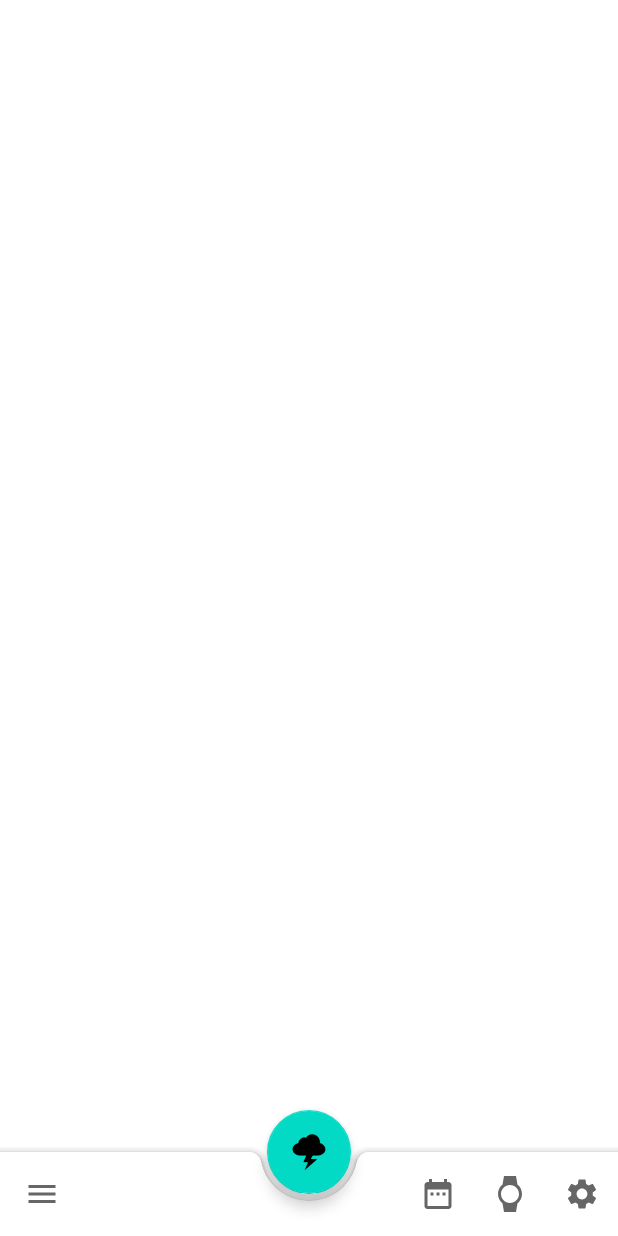
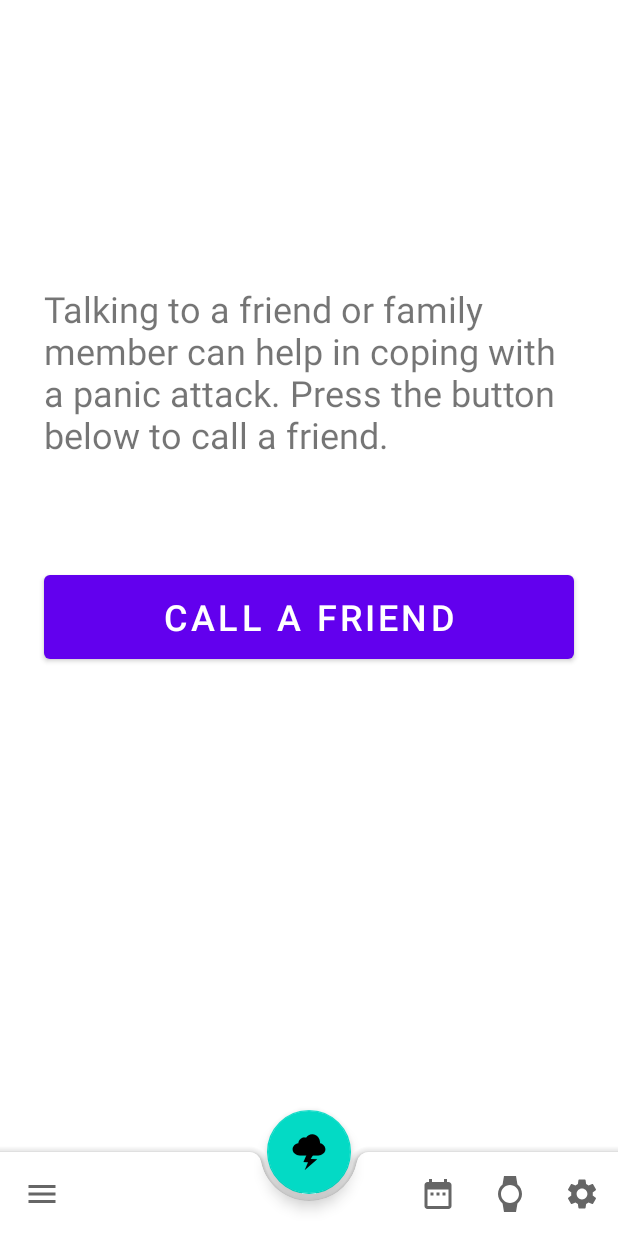
Before and after one commit to SunnyDong-xyd/Coriander, an Android app: the ContactFragment screen opened through its navigation route, on a phone screen of 412 x 824 dp. Run offline under Robolectric (Android 15) with nearby library versions, the phone set to English and light mode, and no system bars.

Commit message:
MVP call button

```diff
--- a/app/src/main/java/com/example/coriander/ContactFragment.java
+++ b/app/src/main/java/com/example/coriander/ContactFragment.java
@@ -1,15 +1,19 @@
 package com.example.coriander;
 
 import android.content.Context;
+import android.content.Intent;
+import android.net.Uri;
 import android.os.Bundle;
 
 import androidx.annotation.NonNull;
 import androidx.annotation.Nullable;
 import androidx.fragment.app.Fragment;
+import androidx.navigation.Navigation;
 
 import android.view.LayoutInflater;
 import android.view.View;
 import android.view.ViewGroup;
+import android.widget.Button;
 
 /**
  * A simple {@link Fragment} subclass.
@@ -30,6 +34,18 @@ public class ContactFragment extends Fragment {
                              @Nullable Bundle savedInstanceState) {
         View view = inflater.inflate(R.layout.fragment_contact, container, false);
         createdListener.onViewSelected(view);
+
+        //CALL button
+        Button btn = (Button) view.findViewById(R.id.callbutton);
+        btn.setOnClickListener(new View.OnClickListener() {
+            @Override
+            public void onClick(View v) {
+                Intent intent = new Intent(Intent.ACTION_DIAL);
+                intent.setData(Uri.parse("tel:"));
+                startActivity(intent);
+
+            }
+        });
         return view;
     }
 
--- a/app/src/main/res/layout/fragment_contact.xml
+++ b/app/src/main/res/layout/fragment_contact.xml
@@ -5,4 +5,30 @@
     android:id="@+id/frameLayout4"
     android:layout_width="match_parent"
     android:layout_height="match_parent"
-    tools:context=".ContactFragment"/>
+    tools:context=".ContactFragment">
+
+    <Button
+        android:id="@+id/callbutton"
+        android:layout_width="353dp"
+        android:layout_height="68dp"
+        android:text="Call a Friend"
+        android:textSize="24sp"
+        app:layout_constraintBottom_toBottomOf="parent"
+        app:layout_constraintEnd_toEndOf="parent"
+        app:layout_constraintStart_toStartOf="parent"
+        app:layout_constraintTop_toTopOf="parent"
+        app:layout_constraintVertical_bias="0.499" />
+
+    <TextView
+        android:id="@+id/textView31"
+        android:layout_width="351dp"
+        android:layout_height="167dp"
+        android:text="Talking to a friend or family member can help in coping with a panic attack. Press the button below to call a friend."
+        android:textSize="24sp"
+        app:layout_constraintBottom_toTopOf="@+id/callbutton"
+        app:layout_constraintEnd_toEndOf="parent"
+        app:layout_constraintHorizontal_bias="0.483"
+        app:layout_constraintStart_toStartOf="parent"
+        app:layout_constraintTop_toTopOf="parent"
+        app:layout_constraintVertical_bias="0.902" />
+</androidx.constraintlayout.widget.ConstraintLayout>
```
